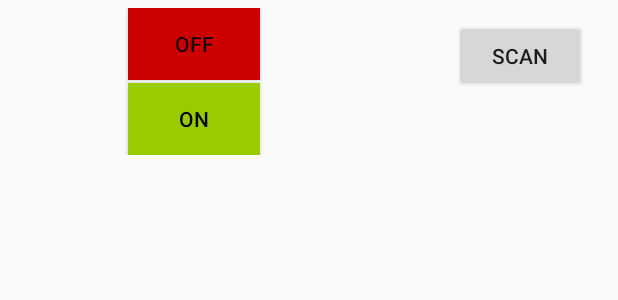
After one commit to GPr1me/URSS-ContractorBOT, an Android app: the layout bluetooth_test_layout.xml on its own in the app's theme, with its tools: preview values and no code run, on a phone screen of 412 x 824 dp. The commit adds this screen. Shown: the top 300 px of the screen. Run offline under Robolectric (Android 15) with nearby library versions, the phone set to English and light mode, and no system bars.

Commit message:
partial implementation of bluetooth

```diff
--- a/app/src/main/java/urss/contractorbot/MainActivity.java
+++ b/app/src/main/java/urss/contractorbot/MainActivity.java
@@ -18,6 +18,7 @@ public class MainActivity extends AppCompatActivity {
     private Cursor cursor;
     private MaterialCursorAdapter adapter;
     private ListView lvMaterial;
+    private Intent activite;
 
 
     private BottomNavigationView.OnNavigationItemSelectedListener mOnNavigationItemSelectedListener
@@ -30,10 +31,11 @@ public class MainActivity extends AppCompatActivity {
                     mTextMessage.setText(R.string.title_home);
                     return true;
                 case R.id.navigation_dashboard:
-                    mTextMessage.setText(R.string.title_dashboard);
+                    activite = new Intent(MainActivity.this, TestBluetooth.class);
+                    MainActivity.this.startActivity(activite);
                     return true;
                 case R.id.navigation_notifications:
-                    Intent activite = new Intent(MainActivity.this, ChooseMaterialActivity.class);
+                    activite = new Intent(MainActivity.this, ChooseMaterialActivity.class);
                     MainActivity.this.startActivity(activite);
                     return true;
             }
--- /dev/null
+++ b/app/src/main/res/layout/bluetooth_test_layout.xml
@@ -0,0 +1,45 @@
+<?xml version="1.0" encoding="utf-8"?>
+<android.support.constraint.ConstraintLayout
+    xmlns:android="http://schemas.android.com/apk/res/android"
+    xmlns:app="http://schemas.android.com/apk/res-auto"
+    xmlns:tools="http://schemas.android.com/tools"
+    android:layout_width="fill_parent"
+    android:layout_height="wrap_content"
+    android:minHeight="70dp"
+    android:orientation="horizontal"
+    android:padding="5dip" >
+
+
+    <Button
+        android:id="@+id/btnLED_ON"
+        android:layout_width="wrap_content"
+        android:layout_height="wrap_content"
+        android:layout_marginStart="80dp"
+        android:layout_marginTop="50dp"
+        android:background="@android:color/holo_green_light"
+        android:text="ON"
+        android:textColor="@color/colorPrimaryDark"
+        app:layout_constraintStart_toStartOf="parent"
+        app:layout_constraintTop_toTopOf="parent" />
+
+    <Button
+        android:id="@+id/btnLED_OFF"
+        android:layout_width="wrap_content"
+        android:layout_height="wrap_content"
+        android:layout_marginStart="80dp"
+        android:layout_marginTop="50dp"
+        android:background="@android:color/holo_red_dark"
+        android:text="OFF"
+        app:layout_constraintStart_toStartOf="parent"
+        app:layout_constraintTop_toBottomOf="@+id/btLED_ON" />
+
+    <Button
+        android:id="@+id/btn_pair_BT"
+        android:layout_width="wrap_content"
+        android:layout_height="wrap_content"
+        android:layout_marginTop="8dp"
+        android:layout_marginEnd="16dp"
+        android:text="Scan"
+        app:layout_constraintEnd_toEndOf="parent"
+        app:layout_constraintTop_toTopOf="parent" />
+</android.support.constraint.ConstraintLayout>
--- a/app/src/main/res/values/dimens.xml
+++ b/app/src/main/res/values/dimens.xml
@@ -2,4 +2,5 @@
     <!-- Default screen margins, per the Android Design guidelines. -->
     <dimen name="activity_horizontal_margin">16dp</dimen>
     <dimen name="activity_vertical_margin">16dp</dimen>
+    <dimen name="fab_margin">16dp</dimen>
 </resources>
--- a/app/src/main/res/values/strings.xml
+++ b/app/src/main/res/values/strings.xml
@@ -3,4 +3,9 @@
     <string name="title_home">Get money</string>
     <string name="title_dashboard">Reconquer MotherLand</string>
     <string name="title_material_list">Materials</string>
+    <string name="ble_not_supported">Bluetooth 4.0 (BLE) n\'est pas supporté votre appareil. Rendez-vous sur le lien suivant pour télécharger une application permettant la connection bluetooth 4.0 : http://wiki.sunfounder.cc/images/6/6b/BleSerialPort.zip</string>
+    <string name="BT_Not_Enabled">Bluetooth isn\'t enabled. Please Enable Bluetooth to connect on the ContractorBot.</string>
+    <string name="title_activity_main2">Main2Activity</string>
+    <string name="title_notifications">Notifications</string>
+    <string name="title_activity_find_btdevice">Test Bluetooth</string>
 </resources>
```
Also changed, not shown: app/src/main/AndroidManifest.xml (+13 -3 lines), app/src/main/java/urss/contractorbot/TestBluetooth.java (added, +92 -0 lines), app/src/main/res/values/styles.xml (+9 -0 lines).
